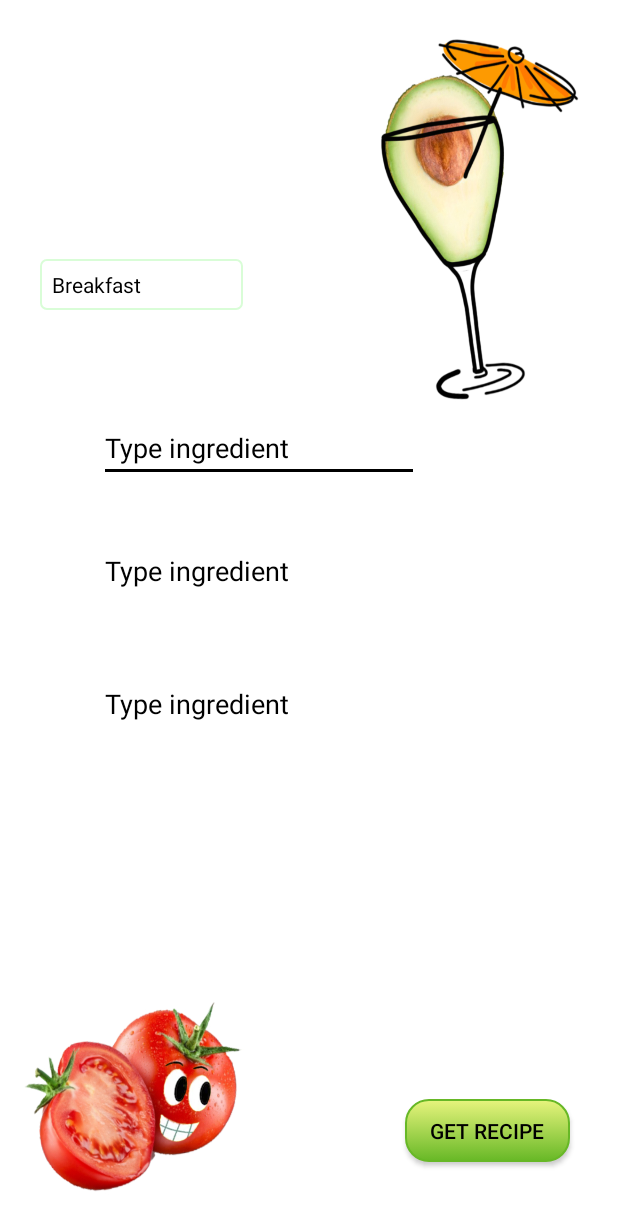
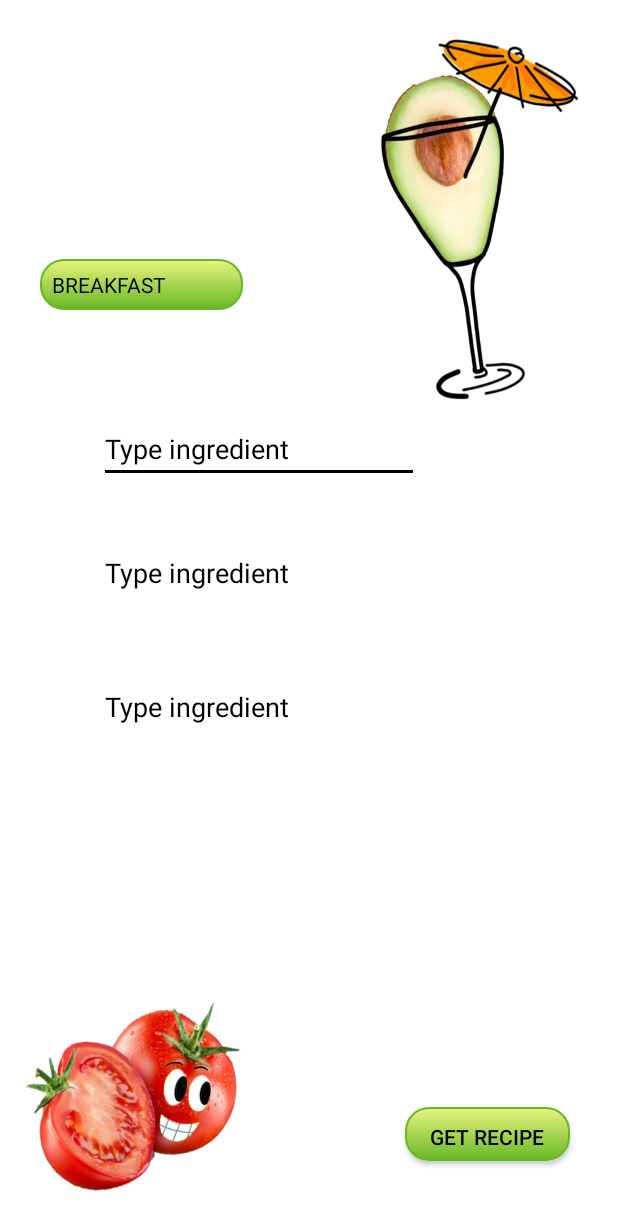
Before and after one commit to AneliaBlagoeva/AndroidReciepeRecommender, an Android app: the screen it shows after launch (MainActivity), on a phone screen of 412 x 824 dp. Shown: the top 1230 px of the screen. Run offline under Robolectric (Android 15) with nearby library versions, the phone set to English and light mode, and no system bars.

Commit message:
Changed first screen UI.

```diff
--- a/app/src/main/java/com/example/reciepereccomender/MainActivity.kt
+++ b/app/src/main/java/com/example/reciepereccomender/MainActivity.kt
@@ -22,7 +22,7 @@ class MainActivity : AppCompatActivity(){
         setContentView(R.layout.activity_main);
 
         // create a adapter
-        val country = arrayOf("Breakfast", "Lunch", "Lunch Snack","Dinner", "Breakfast Snack")
+        val country = arrayOf("BREAKFAST", "LUNCH", "LUNCH SNACK","DINNER", "BREAKFAST SNACK")
         val stringArrayAdapter = ArrayAdapter(this, R.layout.spinner_text_color, country)
 
         // create a spinner
--- a/app/src/main/res/drawable/button_custom.xml
+++ b/app/src/main/res/drawable/button_custom.xml
@@ -3,10 +3,10 @@
         <item android:state_pressed="true">
             <shape>
                 <solid
-                        android:color="@color/colorPrimary"/>
+                        android:color="@color/colorPrimaryDark"/>
                 <stroke
                         android:width="2dp"
-                        android:color="@color/colorGradientDark"/>
+                        android:color="@color/colorPrimaryDark"/>
                 <corners
                         android:radius="6dp"/>
                 <padding
@@ -22,7 +22,8 @@
         <gradient
                 android:angle="270"
                 android:endColor="@color/colorGradientDark"
-                android:startColor="@color/colorGradientLight"/>
+                android:startColor="@color/colorGradientLight"
+                android:type="linear"/>
         <stroke
                 android:width="1dp"
                 android:color="@color/colorGradientDark"/>
--- a/app/src/main/res/drawable/spinner_gradient.xml
+++ b/app/src/main/res/drawable/spinner_gradient.xml
@@ -2,13 +2,13 @@
 <selector xmlns:android="http://schemas.android.com/apk/res/android">
     <item><layer-list>
         <item><shape>
-            <gradient android:angle="90" android:endColor="@color/colorPrimary" android:startColor="@color/colorPrimary" android:type="linear" />
+            <gradient android:angle="270" android:endColor="@color/colorGradientDark" android:startColor="@color/colorGradientLight" android:type="linear" />
 
-            <stroke android:width="1dp" android:color="@color/colorPrimaryDark" />
+            <stroke android:width="1dp" android:color="@color/colorGradientDark" />
 
-            <corners android:radius="4dp" />
+            <corners android:radius="15dp" />
 
-            <padding android:bottom="3dp" android:left="3dp" android:right="3dp" android:top="3dp" />
+            <padding android:bottom="10dp" android:left="10dp" android:right="10dp" android:top="10dp" />
         </shape></item>
     </layer-list></item>
 
--- a/app/src/main/res/layout/activity_main.xml
+++ b/app/src/main/res/layout/activity_main.xml
@@ -11,7 +11,7 @@
     <Button
             android:text="Get recipe"
             android:layout_width="110dp"
-            android:layout_height="42dp"
+            android:layout_height="36dp"
             android:id="@+id/button"
             android:layout_marginBottom="8dp"
             android:onClick="onClickBtn"
--- a/app/src/main/res/values/colors.xml
+++ b/app/src/main/res/values/colors.xml
@@ -1,7 +1,7 @@
 <?xml version="1.0" encoding="utf-8"?>
 <resources>
     <color name="colorPrimary">#ffffff</color>
-    <color name="colorPrimaryDark">#d9fdd7</color>
+    <color name="colorPrimaryDark">#67B826</color>
     <color name="colorAccent">#000000</color>
     <color name="colorGradientDark">#67B826</color>
     <color name="colorGradientLight">#e7f47d</color>
```
